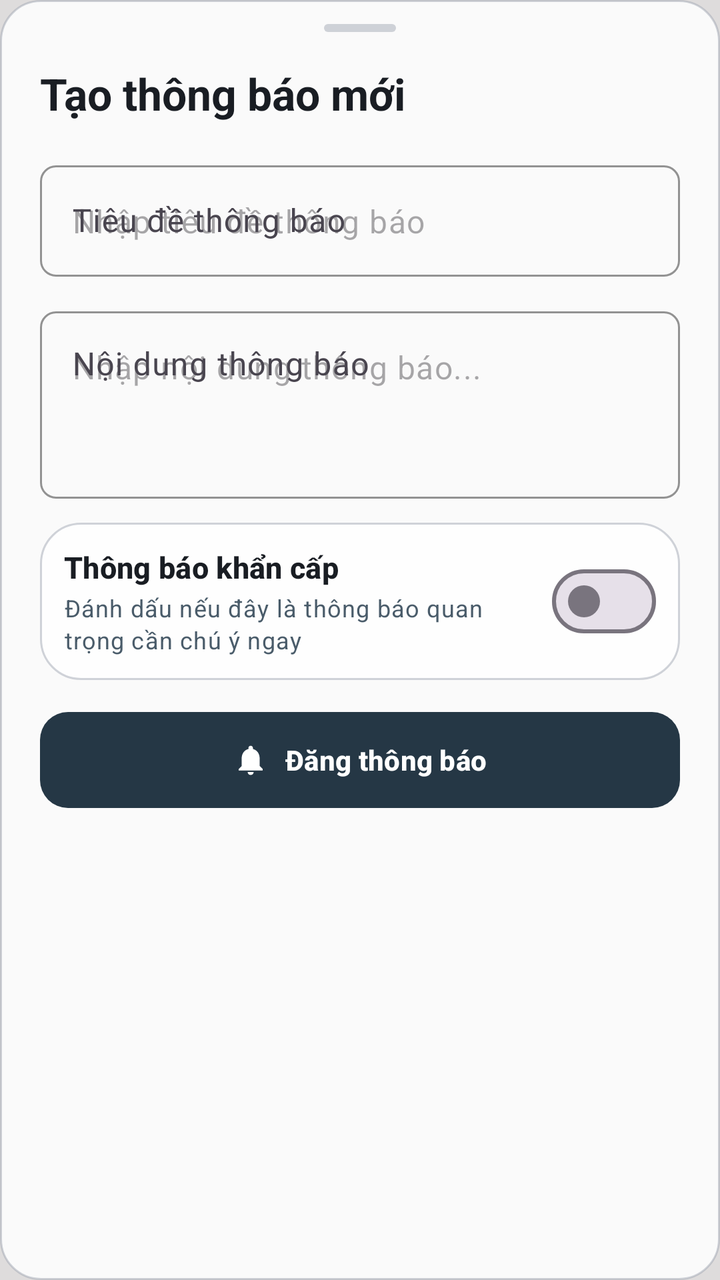
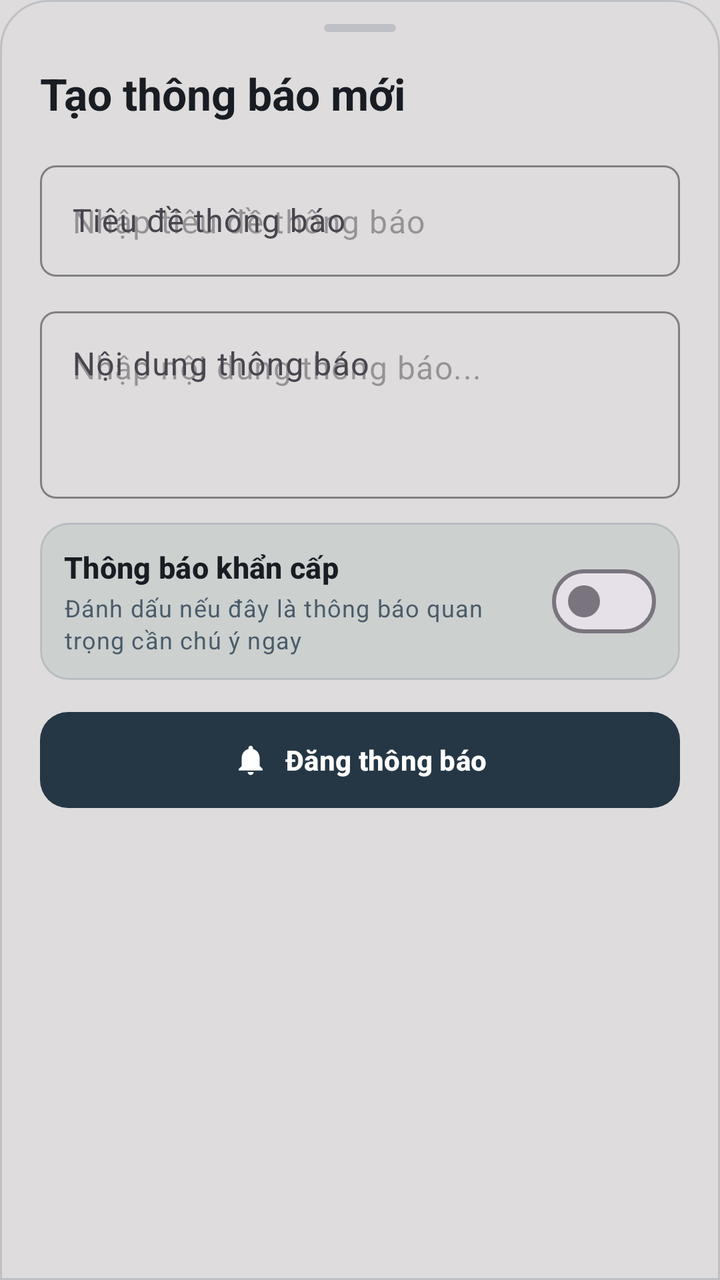

An Android layout rendered at two revisions. The XML below is the earlier revision; the diff shows what the commit changed to produce the second picture.
<!-- AndroidManifest.xml: application theme Theme.UniClassApp -->
<!-- res/layout/dialog_create_announcement_bottom_sheet.xml -->
<?xml version="1.0" encoding="utf-8"?>
<LinearLayout xmlns:android="http://schemas.android.com/apk/res/android"
    xmlns:app="http://schemas.android.com/apk/res-auto"
    android:layout_width="match_parent"
    android:layout_height="wrap_content"
    android:background="@drawable/bg_surface_card"
    android:orientation="vertical"
    android:paddingHorizontal="@dimen/space_20"
    android:paddingTop="@dimen/space_12"
    android:paddingBottom="@dimen/space_24">

    
    <View
        android:id="@+id/viewDragHandle"
        android:layout_width="36dp"
        android:layout_height="4dp"
        android:layout_gravity="center_horizontal"
        android:background="@drawable/bg_drag_handle" />

    
    <TextView
        android:id="@+id/tvAnnouncementTitleHeader"
        style="@style/TextAppearance.EduLens.Headline"
        android:layout_width="match_parent"
        android:layout_height="wrap_content"
        android:layout_marginTop="@dimen/space_16"
        android:text="@string/announcement_new_title" />

    
    <com.google.android.material.textfield.TextInputLayout
        android:id="@+id/tilAnnouncementTitle"
        style="@style/Widget.Material3.TextInputLayout.OutlinedBox"
        android:layout_width="match_parent"
        android:layout_height="wrap_content"
        android:layout_marginTop="@dimen/space_16"
        android:hint="@string/label_announcement_title"
        app:boxCornerRadiusBottomEnd="@dimen/radius_sm"
        app:boxCornerRadiusBottomStart="@dimen/radius_sm"
        app:boxCornerRadiusTopEnd="@dimen/radius_sm"
        app:boxCornerRadiusTopStart="@dimen/radius_sm"
        app:boxStrokeColor="@color/color_primary">

        <com.google.android.material.textfield.TextInputEditText
            android:id="@+id/etAnnouncementTitle"
            android:layout_width="match_parent"
            android:layout_height="wrap_content"
            android:hint="@string/hint_announcement_title"
            android:inputType="textCapSentences"
            android:maxLines="2"
            android:textColor="@color/text_primary" />
    </com.google.android.material.textfield.TextInputLayout>

    
    <com.google.android.material.textfield.TextInputLayout
        android:id="@+id/tilAnnouncementContent"
        style="@style/Widget.Material3.TextInputLayout.OutlinedBox"
        android:layout_width="match_parent"
        android:layout_height="wrap_content"
        android:layout_marginTop="@dimen/space_12"
        android:hint="@string/label_announcement_content"
        app:boxCornerRadiusBottomEnd="@dimen/radius_sm"
        app:boxCornerRadiusBottomStart="@dimen/radius_sm"
        app:boxCornerRadiusTopEnd="@dimen/radius_sm"
        app:boxCornerRadiusTopStart="@dimen/radius_sm"
        app:boxStrokeColor="@color/color_primary">

        <com.google.android.material.textfield.TextInputEditText
            android:id="@+id/etAnnouncementContent"
            android:layout_width="match_parent"
            android:layout_height="wrap_content"
            android:gravity="top|start"
            android:hint="@string/hint_announcement_content"
            android:inputType="textMultiLine|textCapSentences"
            android:minLines="3"
            android:textColor="@color/text_primary" />
    </com.google.android.material.textfield.TextInputLayout>

    
    <LinearLayout
        android:layout_width="match_parent"
        android:layout_height="wrap_content"
        android:layout_marginTop="@dimen/space_12"
        android:background="@drawable/bg_surface_card"
        android:gravity="center_vertical"
        android:orientation="horizontal"
        android:padding="@dimen/space_12">

        <LinearLayout
            android:layout_width="0dp"
            android:layout_height="wrap_content"
            android:layout_marginEnd="@dimen/space_8"
            android:layout_weight="1"
            android:orientation="vertical">

            <TextView
                style="@style/TextAppearance.EduLens.Subtitle"
                android:layout_width="wrap_content"
                android:layout_height="wrap_content"
                android:text="@string/label_urgent_announcement"
                android:textColor="@color/text_primary" />

            <TextView
                style="@style/TextAppearance.EduLens.Caption"
                android:layout_width="wrap_content"
                android:layout_height="wrap_content"
                android:layout_marginTop="2dp"
                android:text="@string/desc_urgent_announcement"
                android:textColor="@color/text_secondary" />
        </LinearLayout>

        <com.google.android.material.materialswitch.MaterialSwitch
            android:id="@+id/switchUrgent"
            android:layout_width="wrap_content"
            android:layout_height="wrap_content" />
    </LinearLayout>

    
    <ProgressBar
        android:id="@+id/pbSubmitting"
        android:layout_width="wrap_content"
        android:layout_height="wrap_content"
        android:layout_gravity="center_horizontal"
        android:layout_marginTop="@dimen/space_12"
        android:visibility="gone" />

    
    <com.google.android.material.button.MaterialButton
        android:id="@+id/btnSubmitAnnouncement"
        style="@style/Widget.EduLens.Button.Filled"
        android:layout_width="match_parent"
        android:layout_height="@dimen/button_height_lg"
        android:layout_marginTop="@dimen/space_16"
        android:text="@string/btn_post_announcement"
        app:icon="@drawable/ic_notification"
        app:iconGravity="textStart"
        app:iconPadding="@dimen/space_8" />
</LinearLayout>
<!-- resources referenced by this layout -->
<resources>
  <color name="color_primary">#253745</color>
  <color name="text_primary">@color/uc_text_primary</color>
  <color name="text_secondary">@color/uc_text_secondary</color>
  <dimen name="button_height_lg">48dp</dimen>
  <dimen name="radius_sm">8dp</dimen>
  <dimen name="space_12">12dp</dimen>
  <dimen name="space_16">16dp</dimen>
  <dimen name="space_20">20dp</dimen>
  <dimen name="space_24">24dp</dimen>
  <dimen name="space_8">8dp</dimen>
  <!-- drawable bg_drag_handle (drawable) -->
  <?xml version="1.0" encoding="utf-8"?>
  <shape xmlns:android="http://schemas.android.com/apk/res/android"
      android:shape="rectangle">
      <corners android:radius="@dimen/radius_pill" />
      <solid android:color="@color/outline_border" />
      <size
          android:width="36dp"
          android:height="4dp" />
  </shape>
  <!-- drawable bg_surface_card (drawable) -->
  <?xml version="1.0" encoding="utf-8"?>
  <shape xmlns:android="http://schemas.android.com/apk/res/android"
      android:shape="rectangle">
      <solid android:color="@color/uc_surface_card" />
      <stroke
          android:width="1dp"
          android:color="@color/uc_border_card" />
      <corners android:radius="20dp" />
  </shape>
  <string name="announcement_new_title">Tạo thông báo mới</string>
  <string name="btn_post_announcement">Đăng thông báo</string>
  <string name="desc_urgent_announcement">Đánh dấu nếu đây là thông báo quan trọng cần chú ý ngay</string>
  <string name="hint_announcement_content">Nhập nội dung thông báo...</string>
  <string name="hint_announcement_title">Nhập tiêu đề thông báo</string>
  <string name="label_announcement_content">Nội dung thông báo</string>
  <string name="label_announcement_title">Tiêu đề thông báo</string>
  <string name="label_urgent_announcement">Thông báo khẩn cấp</string>
  <style name="TextAppearance.EduLens.Caption" parent="TextAppearance.Material3.BodySmall">
          <item name="android:textSize">12sp</item>
          <item name="android:textStyle">normal</item>
          <item name="android:textColor">@color/text_secondary</item>
      </style>
  <style name="TextAppearance.EduLens.Headline" parent="TextAppearance.Material3.HeadlineSmall">
          <item name="android:textSize">22sp</item>
          <item name="android:textStyle">bold</item>
          <item name="android:textColor">@color/text_primary</item>
      </style>
  <style name="TextAppearance.EduLens.Subtitle" parent="TextAppearance.Material3.TitleSmall">
          <item name="android:textSize">15sp</item>
          <item name="android:textStyle">bold</item>
          <item name="android:textColor">@color/text_primary</item>
      </style>
  <style name="Theme.UniClassApp" parent="Base.Theme.UniClassApp" />
  <color name="uc_text_primary">#191D23</color>
  <color name="uc_text_secondary">#4A5C6A</color>
  <dimen name="radius_pill">999dp</dimen>
  <color name="outline_border">@color/uc_border_card</color>
  <color name="uc_surface_card">#D9FFFFFF</color>
  <color name="uc_border_card">#73989DAA</color>
  <dimen name="button_height_md">40dp</dimen>
  <color name="uc_btn_primary_bg">#253745</color>
  <color name="uc_btn_primary_text">#FFFFFF</color>
  <color name="p2_teal">#57707A</color>
  <color name="p2_lavender">#C5BAC4</color>
  <color name="uc_bg_canvas">#DEDCDC</color>
  <color name="color_error">#DC2626</color>
  <!-- unchanged entries left out for length: 3 -->
</resources>

<!-- the commit's change to res/layout/dialog_create_announcement_bottom_sheet.xml (unified diff, before → after) -->
@@ -3,7 +3,7 @@
     xmlns:app="http://schemas.android.com/apk/res-auto"
     android:layout_width="match_parent"
     android:layout_height="wrap_content"
-    android:background="@drawable/bg_surface_card"
+    android:background="@drawable/bg_unified_bottom_sheet"
     android:orientation="vertical"
     android:paddingHorizontal="@dimen/space_20"
     android:paddingTop="@dimen/space_12"
@@ -80,7 +80,7 @@
         android:layout_width="match_parent"
         android:layout_height="wrap_content"
         android:layout_marginTop="@dimen/space_12"
-        android:background="@drawable/bg_surface_card"
+        android:background="@drawable/bg_feedback_box"
         android:gravity="center_vertical"
         android:orientation="horizontal"
         android:padding="@dimen/space_12">
<!-- resource entries referenced after the edit -->
@@ -20,15 +20,27 @@
           android:width="36dp"
           android:height="4dp" />
   </shape>
-  <!-- drawable bg_surface_card (drawable) -->
+  <!-- drawable bg_feedback_box (drawable) -->
   <?xml version="1.0" encoding="utf-8"?>
   <shape xmlns:android="http://schemas.android.com/apk/res/android"
       android:shape="rectangle">
-      <solid android:color="@color/uc_surface_card" />
+      <solid android:color="@color/uc_surface_elevated" />
       <stroke
           android:width="1dp"
           android:color="@color/uc_border_card" />
-      <corners android:radius="20dp" />
+      <corners android:radius="14dp" />
+  </shape>
+  <!-- drawable bg_unified_bottom_sheet (drawable) -->
+  <?xml version="1.0" encoding="utf-8"?>
+  <shape xmlns:android="http://schemas.android.com/apk/res/android"
+      android:shape="rectangle">
+      <solid android:color="@color/uc_bg_bottom_nav" />
+      <corners
+          android:topLeftRadius="24dp"
+          android:topRightRadius="24dp" />
+      <stroke
+          android:width="1dp"
+          android:color="@color/uc_border_card" />
   </shape>
   <string name="announcement_new_title">Tạo thông báo mới</string>
   <string name="btn_post_announcement">Đăng thông báo</string>
@@ -58,8 +70,9 @@
   <color name="uc_text_secondary">#4A5C6A</color>
   <dimen name="radius_pill">999dp</dimen>
   <color name="outline_border">@color/uc_border_card</color>
-  <color name="uc_surface_card">#D9FFFFFF</color>
+  <color name="uc_surface_elevated">#CCD0CF</color>
   <color name="uc_border_card">#73989DAA</color>
+  <color name="uc_bg_bottom_nav">@color/uc_bg_canvas</color>
   <dimen name="button_height_md">40dp</dimen>
   <color name="uc_btn_primary_bg">#253745</color>
   <color name="uc_btn_primary_text">#FFFFFF</color>
